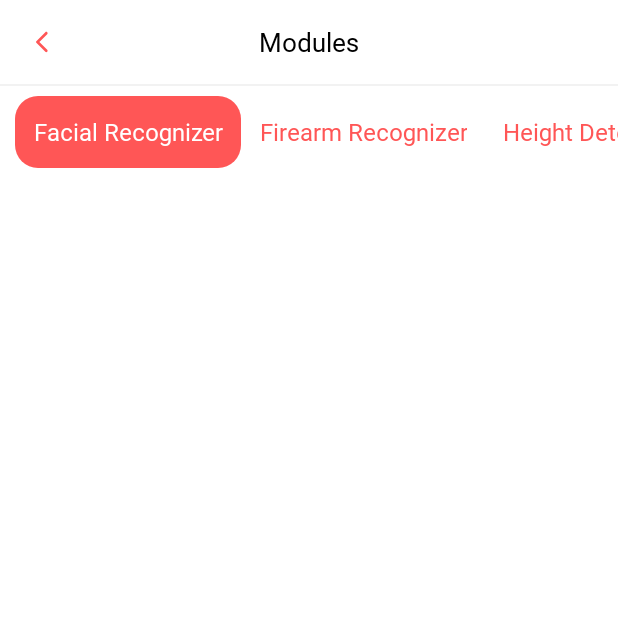
After one commit to rj642/Objectorator, an Android app: the ModuleActivity screen opened directly, with no data from a screen before it, on a phone screen of 412 x 824 dp, the top half of it. The commit adds this screen. Run offline under Robolectric (Android 15) with nearby library versions, the phone set to English and light mode, and no system bars.

Commit message:
Added Login and Module Screen

```diff
--- a/app/src/main/java/com/example/objectorator/MyApplication.kt
+++ b/app/src/main/java/com/softocorp/objectorator/MyApplication.kt
@@ -1,4 +1,4 @@
-package com.example.objectorator
+package com.softocorp.objectorator
 
 import android.app.Application
 import android.content.Context
--- /dev/null
+++ b/app/src/main/java/com/softocorp/objectorator/modules/ModuleActivity.kt
@@ -0,0 +1,34 @@
+package com.softocorp.objectorator.modules
+
+import androidx.appcompat.app.AppCompatActivity
+import android.os.Bundle
+import com.softocorp.objectorator.R
+import com.softocorp.objectorator.databinding.ActivityModuleBinding
+
+class ModuleActivity : AppCompatActivity() {
+
+    private var _binding: ActivityModuleBinding? = null
+
+    private val binding
+    get() = _binding!!
+
+    override fun onCreate(savedInstanceState: Bundle?) {
+        super.onCreate(savedInstanceState)
+        _binding = ActivityModuleBinding.inflate(layoutInflater)
+
+        setUpToolbar()
+
+        setContentView(binding.root)
+    }
+
+    private fun setUpToolbar() {
+        setSupportActionBar(binding.toolbar)
+        supportActionBar?.setDisplayHomeAsUpEnabled(true)
+        supportActionBar?.setDisplayShowTitleEnabled(false)
+        supportActionBar?.setHomeAsUpIndicator(R.drawable.ic_back_button)
+        binding.toolbar.setNavigationOnClickListener {
+            onBackPressed()
+        }
+    }
+
+}
--- /dev/null
+++ b/app/src/main/res/drawable/ic_back_button.xml
@@ -0,0 +1,16 @@
+<vector xmlns:android="http://schemas.android.com/apk/res/android"
+    android:width="24dp"
+    android:height="24dp"
+    android:viewportWidth="24"
+    android:viewportHeight="24"
+    android:tint="@color/red_accent"
+    android:alpha="1.0">
+  <group android:scaleX="0.71428573"
+      android:scaleY="0.71428573"
+      android:translateX="3.4285715"
+      android:translateY="3.4285715">
+    <path
+        android:fillColor="@android:color/white"
+        android:pathData="M16.88,2.88L16.88,2.88c-0.49,-0.49 -1.28,-0.49 -1.77,0l-8.41,8.41c-0.39,0.39 -0.39,1.02 0,1.41l8.41,8.41c0.49,0.49 1.28,0.49 1.77,0l0,0c0.49,-0.49 0.49,-1.28 0,-1.77L9.54,12l7.35,-7.35C17.37,4.16 17.37,3.37 16.88,2.88z"/>
+  </group>
+</vector>
--- /dev/null
+++ b/app/src/main/res/drawable/profile_tab_indicator.xml
@@ -0,0 +1,9 @@
+<?xml version="1.0" encoding="utf-8"?>
+<selector xmlns:android="http://schemas.android.com/apk/res/android">
+    <item>
+        <shape android:shape="rectangle" >
+            <solid android:color="@color/red_accent" android:padding="10dp" />
+            <corners android:radius="15dp" />
+        </shape>
+    </item>
+</selector>
--- /dev/null
+++ b/app/src/main/res/layout/activity_module.xml
@@ -0,0 +1,93 @@
+<?xml version="1.0" encoding="utf-8"?>
+<RelativeLayout xmlns:android="http://schemas.android.com/apk/res/android"
+    xmlns:app="http://schemas.android.com/apk/res-auto"
+    xmlns:tools="http://schemas.android.com/tools"
+    android:layout_width="match_parent"
+    android:layout_height="match_parent"
+    tools:context=".modules.ModuleActivity">
+
+    <androidx.appcompat.widget.Toolbar
+        android:id="@+id/toolbar"
+        android:layout_width="match_parent"
+        android:layout_height="wrap_content"
+        android:background="@android:color/transparent"
+        app:contentInsetStartWithNavigation="0dp">
+
+        <TextView
+            android:id="@+id/create_post_title"
+            android:layout_width="wrap_content"
+            android:layout_height="wrap_content"
+            android:layout_gravity="center"
+            android:layout_marginBottom="10dp"
+            android:contentInsetStart="0dp"
+            android:contentInsetLeft="0dp"
+            android:contentInsetEnd="0dp"
+            android:contentInsetRight="0dp"
+            android:ellipsize="end"
+            android:fontFamily="@font/inter_semibold"
+            android:maxLength="40"
+            android:singleLine="true"
+            android:text="Modules"
+            android:textColor="@color/black"
+            android:textSize="17sp"
+            app:contentInsetEnd="0dp"
+            app:contentInsetLeft="0dp"
+            app:contentInsetRight="0dp"
+            app:contentInsetStart="0dp" />
+
+    </androidx.appcompat.widget.Toolbar>
+
+    <View
+        android:layout_width="match_parent"
+        android:layout_height="1dp"
+        android:background="@color/action_toolbar_divider_color"
+        android:layout_below="@id/toolbar"/>
+
+    <com.google.android.material.tabs.TabLayout
+        android:id="@+id/tab_layout_modules"
+        android:layout_width="match_parent"
+        android:layout_height="wrap_content"
+        android:layout_below="@id/toolbar"
+        android:background="@android:color/transparent"
+        android:clipToPadding="false"
+        android:fillViewport="false"
+        android:isScrollContainer="true"
+        android:paddingHorizontal="10dp"
+        android:paddingVertical="8dp"
+        app:tabGravity="start"
+        app:tabIconTintMode="src_in"
+        app:tabIndicator="@drawable/profile_tab_indicator"
+        app:tabIndicatorAnimationDuration="600"
+        app:tabIndicatorAnimationMode="elastic"
+        app:tabIndicatorColor="@color/red_accent"
+        app:tabIndicatorGravity="stretch"
+        app:tabMode="scrollable"
+        app:tabRippleColor="@android:color/transparent"
+        app:tabSelectedTextColor="@color/white"
+        app:tabTextAppearance="@style/MyProfileSettingAppearance"
+        app:tabTextColor="@color/red_accent">
+
+        <com.google.android.material.tabs.TabItem
+            android:layout_width="wrap_content"
+            android:layout_height="wrap_content"
+            android:text="Facial Recognizer" />
+
+        <com.google.android.material.tabs.TabItem
+            android:layout_width="wrap_content"
+            android:layout_height="wrap_content"
+            android:text="Firearm Recognizer" />
+
+        <com.google.android.material.tabs.TabItem
+            android:layout_width="wrap_content"
+            android:layout_height="wrap_content"
+            android:text="Height Detector" />
+
+    </com.google.android.material.tabs.TabLayout>
+
+    <androidx.viewpager2.widget.ViewPager2
+        android:id="@+id/view_pager"
+        android:layout_width="match_parent"
+        android:layout_height="wrap_content"
+        android:layout_below="@id/tab_layout_modules" />
+
+</RelativeLayout>
--- a/app/src/main/res/values-night/themes.xml
+++ b/app/src/main/res/values-night/themes.xml
@@ -13,4 +13,42 @@
         <item name="android:statusBarColor" tools:targetApi="l">?attr/colorPrimaryVariant</item>
         <!-- Customize your theme here. -->
     </style>
+
+    <style name="Theme.Local" parent="Theme.MaterialComponents.DayNight.NoActionBar">
+        <!-- Primary brand color. -->
+        <item name="colorPrimary">@color/red_accent</item>
+        <item name="colorPrimaryVariant">@color/purple_700</item>
+        <item name="colorOnPrimary">@color/white</item>
+        <!-- Secondary brand color. -->
+        <item name="colorSecondary">@color/teal_200</item>
+        <item name="colorSecondaryVariant">@color/teal_700</item>
+        <item name="colorOnSecondary">@color/black</item>
+        <!-- Status bar color. -->
+        <item name="android:statusBarColor" tools:targetApi="l">?attr/colorPrimaryVariant</item>
+        <!-- Customize your theme here. -->
+        <item name="android:windowTranslucentStatus">true</item>
+    </style>
+
+    <style name="Theme.Login" parent="Theme.MaterialComponents.DayNight.NoActionBar">
+        <!-- Primary brand color. -->
+        <item name="colorPrimary">@color/red_accent</item>
+        <item name="colorPrimaryVariant">@color/purple_700</item>
+        <item name="colorOnPrimary">@color/white</item>
+        <!-- Secondary brand color. -->
+        <item name="colorSecondary">@color/teal_200</item>
+        <item name="colorSecondaryVariant">@color/teal_700</item>
+        <item name="colorOnSecondary">@color/black</item>
+        <!-- Status bar color. -->
+        <item name="android:statusBarColor" tools:targetApi="l">@color/white</item>
+        <!-- Customize your theme here. -->
+    </style>
+
+    <style name="MyProfileSettingAppearance" parent="TextAppearance.Design.Tab">
+        <item name="textAllCaps">false</item>
+        <item name="android:textSize">16sp</item>
+        <item name="android:fontFamily">@font/inter_medium</item>
+        <item name="android:tint">@color/white</item>
+        <item name="android:forceDarkAllowed">false</item>
+    </style>
+
 </resources>
--- a/app/src/main/res/values/colors.xml
+++ b/app/src/main/res/values/colors.xml
@@ -7,4 +7,8 @@
     <color name="teal_700">#FF018786</color>
     <color name="black">#FF000000</color>
     <color name="white">#FFFFFFFF</color>
+
+    <color name="red_accent">#FF5656</color>
+    <color name="mtrl_textinput_default_box_stroke_color">#6B000000</color>
+    <color name="action_toolbar_divider_color">#0D000000</color>
 </resources>
--- a/app/src/main/res/values/themes.xml
+++ b/app/src/main/res/values/themes.xml
@@ -16,7 +16,7 @@
 
     <style name="Theme.Local" parent="Theme.MaterialComponents.DayNight.NoActionBar">
         <!-- Primary brand color. -->
-        <item name="colorPrimary">@color/purple_500</item>
+        <item name="colorPrimary">@color/red_accent</item>
         <item name="colorPrimaryVariant">@color/purple_700</item>
         <item name="colorOnPrimary">@color/white</item>
         <!-- Secondary brand color. -->
@@ -24,9 +24,31 @@
         <item name="colorSecondaryVariant">@color/teal_700</item>
         <item name="colorOnSecondary">@color/black</item>
         <!-- Status bar color. -->
-        <item name="android:statusBarColor" tools:targetApi="l">?attr/colorPrimaryVariant</item>
+        <item name="android:statusBarColor" tools:targetApi="l">@color/white</item>
         <!-- Customize your theme here. -->
         <item name="android:windowTranslucentStatus">true</item>
     </style>
 
+    <style name="Theme.Login" parent="Theme.MaterialComponents.DayNight.NoActionBar">
+        <!-- Primary brand color. -->
+        <item name="colorPrimary">@color/red_accent</item>
+        <item name="colorPrimaryVariant">@color/purple_700</item>
+        <item name="colorOnPrimary">@color/white</item>
+        <!-- Secondary brand color. -->
+        <item name="colorSecondary">@color/teal_200</item>
+        <item name="colorSecondaryVariant">@color/teal_700</item>
+        <item name="colorOnSecondary">@color/black</item>
+        <!-- Status bar color. -->
+        <item name="android:statusBarColor" tools:targetApi="l">@color/white</item>
+        <!-- Customize your theme here. -->
+    </style>
+
+    <style name="MyProfileSettingAppearance" parent="TextAppearance.Design.Tab">
+        <item name="textAllCaps">false</item>
+        <item name="android:textSize">16sp</item>
+        <item name="android:fontFamily">@font/inter_medium</item>
+        <item name="android:tint">@color/white</item>
+        <item name="android:forceDarkAllowed">false</item>
+    </style>
+
 </resources>
--- a/build.gradle
+++ b/build.gradle
@@ -6,7 +6,9 @@ buildscript {
     }
     dependencies {
         classpath "com.android.tools.build:gradle:7.0.4"
-        classpath "org.jetbrains.kotlin:kotlin-gradle-plugin:1.5.20"
+        classpath 'org.jetbrains.kotlin:kotlin-gradle-plugin:1.5.30'
+
+        classpath 'com.google.gms:google-services:4.3.10'
 
         // NOTE: Do not place your application dependencies here; they belong
         // in the individual module build.gradle files
```
Also changed, not shown: app/build.gradle (+7 -1 lines), app/src/main/AndroidManifest.xml (+9 -1 lines), app/src/main/java/com/softocorp/objectorator/MainActivity.kt (renamed from app/src/main/java/com/example/objectorator/MainActivity.kt, +13 -3 lines), app/src/main/java/com/softocorp/objectorator/auth/LoginActivity.kt (added, +65 -0 lines), app/src/main/res/drawable/ic_key_password.xml (added, +10 -0 lines), app/src/main/res/drawable/ic_visible.xml (added, +11 -0 lines), app/src/main/res/drawable/login_button.xml (added, +9 -0 lines), app/src/main/res/layout/activity_login.xml (added, +142 -0 lines), 6 other files.
